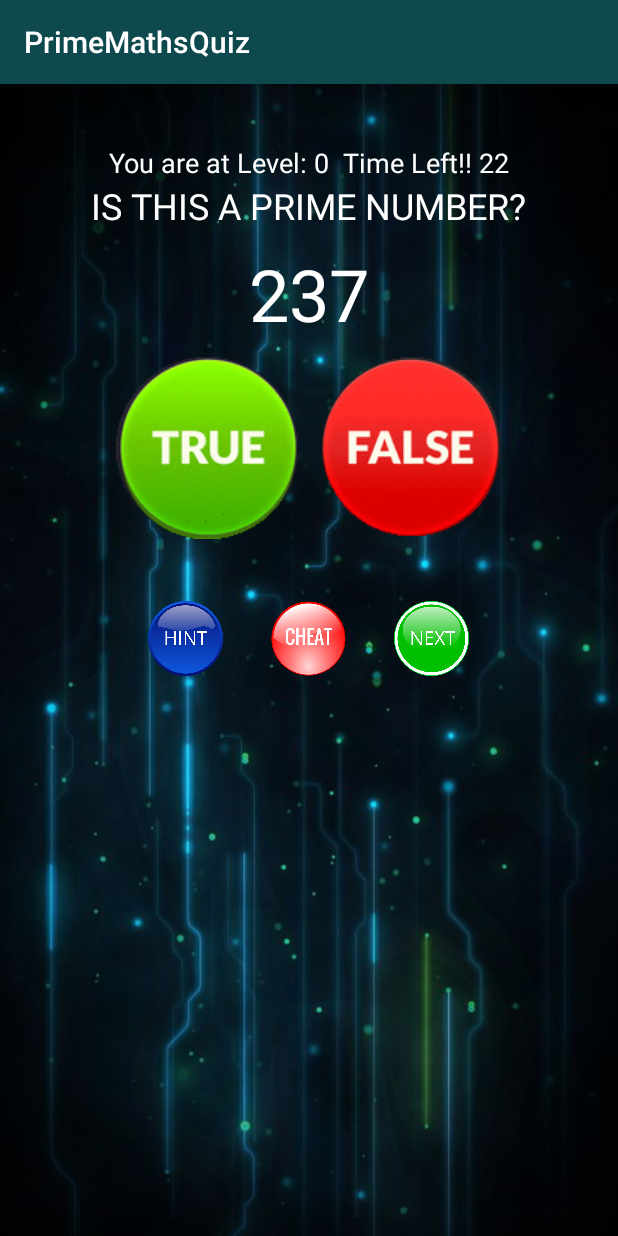
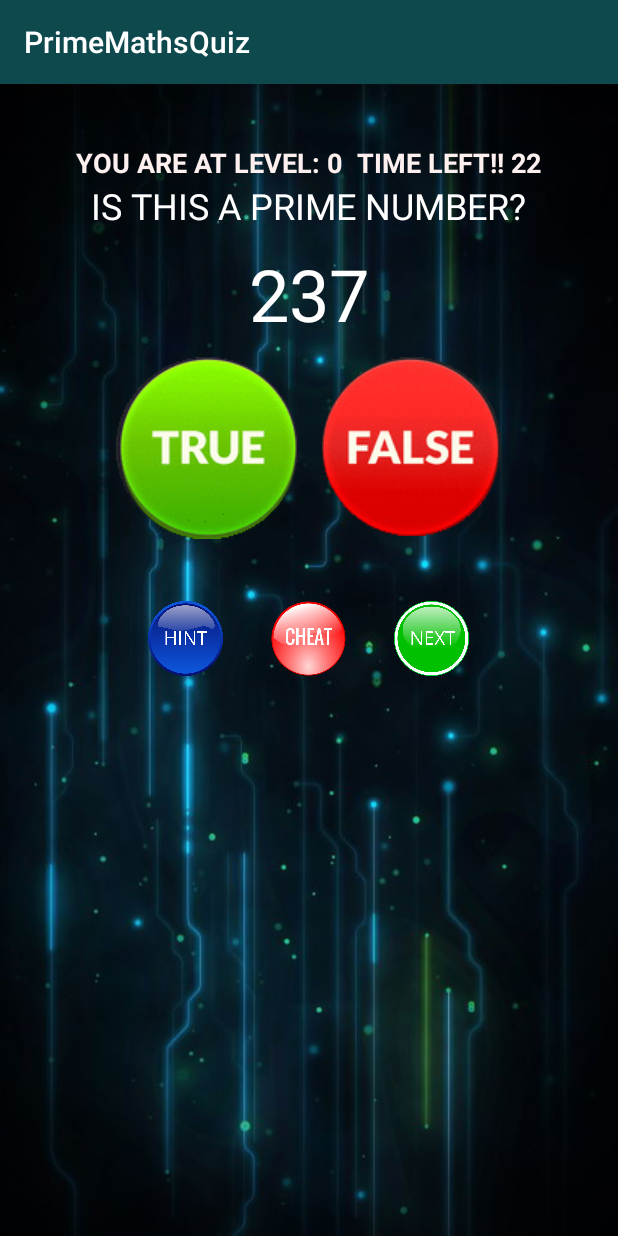
Before and after one commit to ankitameht/MobileComputing, an Android app: the screen it shows after launch (MainActivity), on a phone screen of 412 x 824 dp. Run offline under Robolectric (Android 15) with nearby library versions, the phone set to English and light mode, and no system bars.

Commit message:
Cheat functionality complete

```diff
--- a/app/src/main/AndroidManifest.xml
+++ b/app/src/main/AndroidManifest.xml
@@ -24,8 +24,10 @@
             android:value="@integer/google_play_services_version" />
 
         <activity android:name=".HintActivity"
+            android:label="@string/my_hint_dialog_activity_title"
             android:theme="@style/Theme.AppCompat.DayNight.Dialog"/>
         <activity android:name=".CheatActivity"
+            android:label="@string/my_cheat_dialog_activity_title"
             android:theme="@style/Theme.AppCompat.DayNight.Dialog"></activity>
     </application>
 
--- a/app/src/main/java/in/innovatehub/ankita_mehta/primemathsquiz/MainActivity.java
+++ b/app/src/main/java/in/innovatehub/ankita_mehta/primemathsquiz/MainActivity.java
@@ -70,9 +70,9 @@ public class MainActivity extends AppCompatActivity {
             }
 
             public void onFinish() {
-                mTimer.setText("Times Up :(");
-                mTrueButton.setEnabled(false);
-                mFalseButton.setEnabled(false);
+                mTimer.setText("  Times Up :(");
+                //mTrueButton.setEnabled(false);
+                //mFalseButton.setEnabled(false);
                 mTimerOver = true;
             }
         };
--- a/app/src/main/res/layout-land/activity_main.xml
+++ b/app/src/main/res/layout-land/activity_main.xml
@@ -93,7 +93,7 @@
                 android:layout_height="wrap_content"
                 android:gravity="center|top"
                 android:orientation="horizontal"
-                android:padding="@dimen/button_menu_padding">
+                android:padding="@dimen/button_menu_padding_land">
 
                 <ImageButton
                     android:id="@+id/hintButton"
--- a/app/src/main/res/layout/activity_main.xml
+++ b/app/src/main/res/layout/activity_main.xml
@@ -11,26 +11,30 @@
     <LinearLayout
         android:layout_width="match_parent"
         android:layout_height="wrap_content"
-        android:gravity="center_horizontal|center"
+        android:gravity="center_horizontal"
         android:orientation="horizontal"
         >
         <TextView
             android:layout_gravity="left"
             android:layout_width="wrap_content"
             android:layout_height="wrap_content"
+            android:textAllCaps="true"
+            android:textStyle="bold"
             android:textAppearance="?android:attr/textAppearanceMedium"
             android:text="@string/Level_Label"
             android:id="@+id/level"
-            android:textColor="#FFFFFF"/>
+            android:textColor="#FFF0F0"/>
 
         <TextView
             android:layout_gravity="right"
             android:layout_width="wrap_content"
             android:layout_height="wrap_content"
+            android:textAllCaps="true"
+            android:textStyle="bold"
             android:textAppearance="?android:attr/textAppearanceMedium"
             android:text="@string/Level_Label"
             android:id="@+id/timer"
-            android:textColor="#FFFFFF"/>
+            android:textColor="#FFF0F0"/>
     </LinearLayout>
 
 
--- a/app/src/main/res/values-small/colors.xml
+++ b/app/src/main/res/values-small/colors.xml
@@ -2,4 +2,5 @@
 <resources>
     <color name="button_color">#CCFFCC</color>
     <color name="red">#FF0000</color>
+    <color name="cheat_answer_tv_color">#FFFFFF</color>
 </resources>
--- a/app/src/main/res/values-small/dimens.xml
+++ b/app/src/main/res/values-small/dimens.xml
@@ -6,4 +6,5 @@
     <dimen name="overall_padding_land">20dp</dimen>
     <dimen name="activity_main_number_land">40dp</dimen>
     <dimen name="activity_main_ques_text_land">25dp</dimen>
+    <dimen name="button_menu_padding_land">10dp</dimen>
 </resources>
--- a/app/src/main/res/values-small/strings.xml
+++ b/app/src/main/res/values-small/strings.xml
@@ -8,4 +8,6 @@
     <string name="Show_Cheat">I understand the Risk</string>
     <string name="cheat_result">Oops! You just cheated!</string>
     <string name="hint_toast">We dont mind you taking hint as long as you learn.</string>
+    <string name="my_hint_dialog_activity_title">PrimeMath Hint</string>
+    <string name="my_cheat_dialog_activity_title">PrimeMaths Cheat</string>
 </resources>
--- a/app/src/main/res/values-w820dp/colors.xml
+++ b/app/src/main/res/values-w820dp/colors.xml
@@ -8,4 +8,5 @@
     <color name="activity_main_number_color">#0E494E</color>
     <color name="button_color">#CCFFCC</color>
     <color name="red">#FF0000</color>
+    <color name="cheat_answer_tv_color">#FFFFFF</color>
 </resources>
--- a/app/src/main/res/values-w820dp/dimens.xml
+++ b/app/src/main/res/values-w820dp/dimens.xml
@@ -12,4 +12,5 @@
     <dimen name="overall_padding_land">20dp</dimen>
     <dimen name="activity_main_number_land">40dp</dimen>
     <dimen name="activity_main_ques_text_land">25dp</dimen>
+    <dimen name="button_menu_padding_land">10dp</dimen>
 </resources>
--- a/app/src/main/res/values-w820dp/strings.xml
+++ b/app/src/main/res/values-w820dp/strings.xml
@@ -19,4 +19,6 @@
     <string name="Show_Cheat">I understand the Risk</string>
     <string name="cheat_result">Oops! You just cheated!</string>
     <string name="hint_toast">We dont mind you taking hint as long as you learn.</string>
+    <string name="my_hint_dialog_activity_title">PrimeMath Hint</string>
+    <string name="my_cheat_dialog_activity_title">PrimeMaths Cheat</string>
 </resources>
--- a/app/src/main/res/values/colors.xml
+++ b/app/src/main/res/values/colors.xml
@@ -6,6 +6,7 @@
     <color name="activity_main_background">#66CDAA</color>
     <color name="activity_main_ques_text_color">#FFFFFF</color>
     <color name="activity_main_number_color">#FFFFFF</color>
-    <color name="button_color">#CCFFCC</color>
+    <color name="button_color">#ccffcc</color>
     <color name="red">#FF0000</color>
+    <color name="cheat_answer_tv_color">#FFFFFF</color>
 </resources>
--- a/app/src/main/res/values/dimens.xml
+++ b/app/src/main/res/values/dimens.xml
@@ -11,4 +11,5 @@
     <dimen name="overall_padding_land">20dp</dimen>
     <dimen name="activity_main_number_land">40dp</dimen>
     <dimen name="activity_main_ques_text_land">25dp</dimen>
+    <dimen name="button_menu_padding_land">10dp</dimen>
 </resources>
--- a/app/src/main/res/values/strings.xml
+++ b/app/src/main/res/values/strings.xml
@@ -19,4 +19,6 @@
     <string name="Show_Cheat">I understand the Risk</string>
     <string name="cheat_result">Oops! You just cheated!</string>
     <string name="hint_toast">We dont mind you taking hint as long as you learn.</string>
+    <string name="my_hint_dialog_activity_title">PrimeMath Hint</string>
+    <string name="my_cheat_dialog_activity_title">PrimeMaths Cheat</string>
 </resources>
```
Also changed, not shown: app/src/main/res/layout/activity_cheat.xml (+7 -1 lines), 1 other file.
